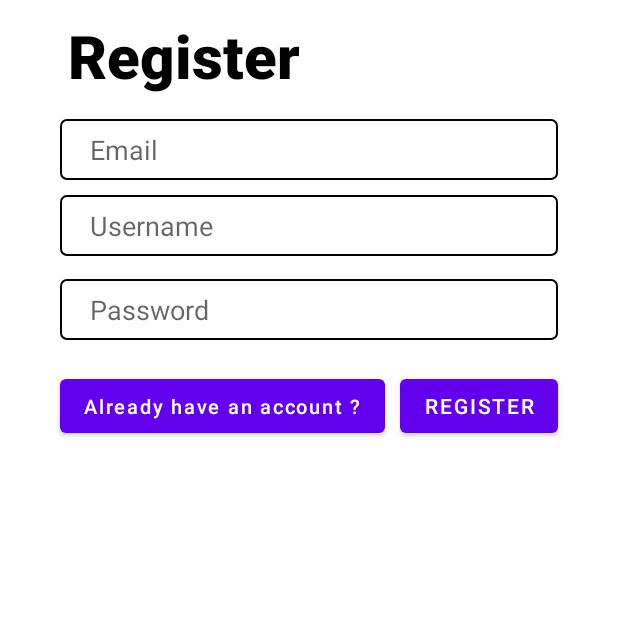
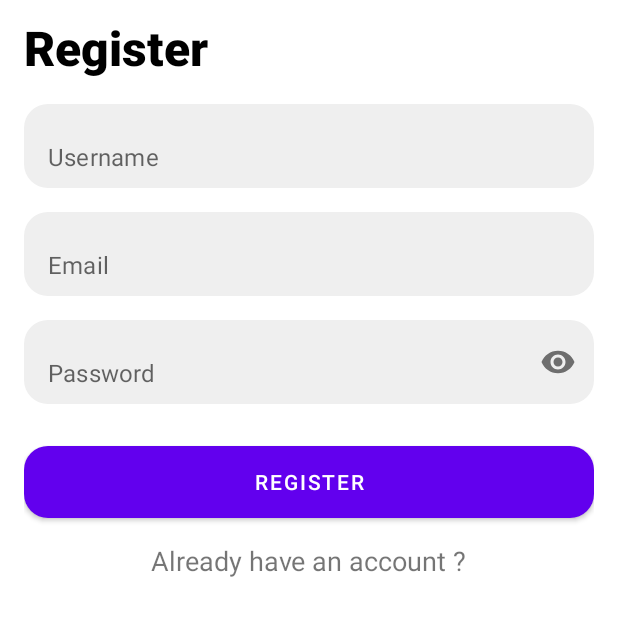
Before and after one commit to mrtriyadi/GameSuitVersion2, an Android app: the layout activity_register.xml on its own in the app's theme, with its tools: preview values and no code run, on a phone screen of 412 x 824 dp, the part 354-990 px from its top. Run offline under Robolectric (Android 15) with nearby library versions, the phone set to English and light mode, and no system bars.

Commit message:
set register activity

```diff
--- a/app/build.gradle
+++ b/app/build.gradle
@@ -36,6 +36,7 @@ android {
     buildFeatures{
         viewBinding true
     }
+
 }
 
 dependencies {
@@ -64,8 +65,9 @@ dependencies {
     implementation 'com.squareup.retrofit2:converter-gson:2.9.0'
 
     implementation("com.squareup.okhttp3:logging-interceptor:4.9.2")
-    implementation("com.squareup.okhttp3:okhttp:4.9.0")
+    implementation("com.squareup.okhttp3:okhttp:4.9.2")
     implementation("com.squareup.okhttp3:okhttp")
     implementation(platform("com.squareup.okhttp3:okhttp-bom:4.9.0"))
-    implementation("org.jetbrains.kotlinx:kotlinx-coroutines-android:1.3.9")
+    implementation("org.jetbrains.kotlinx:kotlinx-coroutines-android:1.5.2")
+    implementation "android.arch.lifecycle:extensions:1.1.1"
 }
--- a/app/src/main/AndroidManifest.xml
+++ b/app/src/main/AndroidManifest.xml
@@ -11,8 +11,10 @@
         android:roundIcon="@mipmap/ic_launcher_round"
         android:supportsRtl="true"
         android:theme="@style/Theme.GameSuitVer2">
-        <activity android:name=".view.activity.profile.ProfileActivity"></activity>
-        <activity android:name=".view.activity.auth.register.RegisterActivity" />
+        <activity android:name=".view.activity.profile.ProfileActivity" />
+        <activity android:name=".view.activity.auth.register.RegisterActivity"
+            android:theme="@style/Theme.GameSuitVer2.Light"
+            android:screenOrientation="portrait"/>
         <activity android:name=".view.activity.auth.login.LoginActivity" />
         <activity android:name=".view.activity.game.GameActivity" />
         <activity android:name=".view.activity.DashboardActivity" />
--- /dev/null
+++ b/app/src/main/res/drawable/bg_btn_primary.xml
@@ -0,0 +1,12 @@
+<?xml version="1.0" encoding="utf-8"?>
+<ripple xmlns:android="http://schemas.android.com/apk/res/android"
+    android:color="@color/white">
+
+    <item>
+        <shape android:shape="rectangle">
+            <solid android:color="@color/btn_primary"/>
+            <corners android:radius="16dp"/>
+        </shape>
+    </item>
+
+</ripple>
--- /dev/null
+++ b/app/src/main/res/drawable/bg_edit_text.xml
@@ -0,0 +1,8 @@
+<?xml version="1.0" encoding="utf-8"?>
+<shape xmlns:android="http://schemas.android.com/apk/res/android"
+    android:shape="rectangle">
+
+    <solid android:color="@color/bg_edit_text"/>
+    <corners android:radius="16dp"/>
+
+</shape>
--- a/app/src/main/res/layout/activity_register.xml
+++ b/app/src/main/res/layout/activity_register.xml
@@ -13,13 +13,14 @@
     <androidx.constraintlayout.widget.ConstraintLayout
         android:layout_width="match_parent"
         android:layout_height="wrap_content">
+
         <androidx.constraintlayout.widget.ConstraintLayout
-        app:layout_constraintTop_toTopOf="parent"
+            android:layout_width="0dp"
+            android:layout_height="700dp"
+            app:layout_constraintBottom_toBottomOf="parent"
             app:layout_constraintLeft_toLeftOf="parent"
             app:layout_constraintRight_toRightOf="parent"
-        app:layout_constraintBottom_toBottomOf="parent"
-        android:layout_width="0dp"
-        android:layout_height="700dp">
+            app:layout_constraintTop_toTopOf="parent">
 
             <ImageView
                 android:id="@+id/imageView"
@@ -34,103 +35,116 @@
                 app:srcCompat="@drawable/splash_screen2" />
 
             <TextView
-        android:id="@+id/registerLogo"
+                android:id="@+id/tvRegister"
                 android:layout_width="wrap_content"
                 android:layout_height="wrap_content"
                 android:layout_marginTop="10dp"
-        android:layout_marginStart="10dp"
+                android:fontFamily="sans-serif-black"
                 android:text="@string/register"
-        android:textSize="40sp"
-        android:fontFamily="sans-serif-black"
                 android:textColor="@color/black"
-        app:layout_constraintEnd_toEndOf="parent"
+                android:textSize="32sp"
                 app:layout_constraintHorizontal_bias="0.09"
                 app:layout_constraintStart_toStartOf="parent"
                 app:layout_constraintTop_toBottomOf="@+id/imageView"
                 app:layout_constraintVertical_bias="0.0" />
 
-    <EditText
-        android:id="@+id/etRegisterEmail"
-        android:layout_width="0dp"
-        android:layout_height="wrap_content"
-        android:layout_marginStart="24dp"
-        android:layout_marginTop="15dp"
-        android:layout_marginEnd="24dp"
-        android:paddingStart="20dp"
-        android:paddingEnd="0dp"
-        android:hint="@string/email"
-        android:background="@drawable/background_light"
-        android:textColor="@color/black"
-        android:imeActionLabel="Sign in"
-        android:imeOptions="actionDone"
-        android:inputType="textEmailAddress"
-        android:selectAllOnFocus="true"
-        app:layout_constraintEnd_toEndOf="parent"
-        app:layout_constraintStart_toStartOf="parent"
-        app:layout_constraintTop_toBottomOf="@+id/registerLogo" />
+            <com.google.android.material.textfield.TextInputLayout
+                android:id="@+id/tiUserName"
+                android:layout_width="match_parent"
+                android:layout_height="56dp"
+                android:layout_marginTop="16dp"
+                app:boxBackgroundMode="none"
+                app:hintEnabled="false"
+                app:layout_constraintTop_toBottomOf="@id/tvRegister">
 
                 <EditText
-        android:id="@+id/etRegisterUsername"
-        android:layout_width="0dp"
-        android:layout_height="wrap_content"
-        android:layout_marginStart="24dp"
-        android:layout_marginEnd="24dp"
-        android:paddingStart="20dp"
-        android:paddingEnd="0dp"
+                    android:id="@+id/etUserName"
+                    android:layout_width="match_parent"
+                    android:layout_height="match_parent"
+                    android:background="@drawable/bg_edit_text"
                     android:hint="@string/username"
                     android:inputType="text"
-        android:background="@drawable/background_light"
-        android:selectAllOnFocus="true"
-        android:layout_marginTop="10dp"
-        app:layout_constraintEnd_toEndOf="parent"
-        app:layout_constraintStart_toStartOf="parent"
-        app:layout_constraintTop_toBottomOf="@+id/etRegisterEmail" />
+                    android:paddingStart="16dp"
+                    android:paddingEnd="16dp" />
 
+            </com.google.android.material.textfield.TextInputLayout>
 
+            <com.google.android.material.textfield.TextInputLayout
+                android:id="@+id/tiEmail"
+                android:layout_width="match_parent"
+                android:layout_height="56dp"
+                android:layout_marginTop="16dp"
+                app:boxBackgroundMode="none"
+                app:hintEnabled="false"
+                app:layout_constraintTop_toBottomOf="@id/tiUserName">
 
                 <EditText
-        android:id="@+id/etRegisterPassword"
-        android:layout_width="0dp"
-        android:layout_height="wrap_content"
-        android:layout_marginStart="24dp"
-        android:layout_marginTop="15dp"
-        android:layout_marginEnd="24dp"
-        android:background="@drawable/background_light"
-        android:paddingStart="20dp"
-        android:paddingEnd="0dp"
+                    android:id="@+id/etEmail"
+                    android:layout_width="match_parent"
+                    android:layout_height="match_parent"
+                    android:background="@drawable/bg_edit_text"
+                    android:hint="@string/email"
+                    android:inputType="textEmailAddress"
+                    android:paddingStart="16dp"
+                    android:paddingEnd="16dp" />
+
+            </com.google.android.material.textfield.TextInputLayout>
+
+            <com.google.android.material.textfield.TextInputLayout
+                android:id="@+id/tiPassword"
+                android:layout_width="match_parent"
+                android:layout_height="56dp"
+                android:layout_marginTop="16dp"
+                app:boxBackgroundMode="none"
+                app:endIconMode="password_toggle"
+                app:hintEnabled="false"
+                app:layout_constraintTop_toBottomOf="@id/tiEmail">
+
+                <EditText
+                    android:id="@+id/etPassword"
+                    android:layout_width="match_parent"
+                    android:layout_height="match_parent"
+                    android:background="@drawable/bg_edit_text"
                     android:hint="@string/password"
-        android:textColor="@color/black"
-        android:imeActionLabel="Sign In"
-        android:imeOptions="actionDone"
                     android:inputType="textPassword"
-        android:selectAllOnFocus="true"
-        app:layout_constraintEnd_toEndOf="parent"
-        app:layout_constraintStart_toStartOf="parent"
-        app:layout_constraintTop_toBottomOf="@+id/etRegisterUsername" />
+                    android:paddingStart="16dp"
+                    android:paddingEnd="16dp" />
+
+            </com.google.android.material.textfield.TextInputLayout>
 
             <Button
-        android:id="@+id/goLoginButton"
+                android:id="@+id/btnRegister"
+                android:layout_width="match_parent"
+                android:layout_height="wrap_content"
+                android:layout_marginTop="28dp"
+                android:background="@drawable/bg_btn_primary"
+                android:text="@string/register"
+                android:textColor="@color/white"
+                app:layout_constraintTop_toBottomOf="@id/tiPassword" />
+
+            <TextView
+                android:id="@+id/tvHaveAccount"
                 android:layout_width="wrap_content"
                 android:layout_height="wrap_content"
-        android:layout_marginTop="20dp"
                 android:text="@string/already_have_an_account"
-        android:textAllCaps="false"
-        android:enabled="true"
-        android:textColor="@color/white"
-        android:textSize="13sp"
-        app:layout_constraintStart_toStartOf="@+id/etRegisterPassword"
-        app:layout_constraintTop_toBottomOf="@+id/etRegisterPassword" />
+                app:layout_constraintTop_toBottomOf="@id/btnRegister"
+                app:layout_constraintStart_toStartOf="parent"
+                app:layout_constraintEnd_toEndOf="parent"
+                android:layout_marginTop="16dp"
+                android:textSize="18sp" />
 
-    <Button
-        android:id="@+id/register"
+        </androidx.constraintlayout.widget.ConstraintLayout>
+
+        <ProgressBar
+            android:id="@+id/progressBar"
             android:layout_width="wrap_content"
             android:layout_height="wrap_content"
-        android:layout_marginTop="20dp"
-        android:enabled="true"
-        android:text="@string/register"
-        android:textColor="@color/white"
-        app:layout_constraintEnd_toEndOf="@+id/etRegisterPassword"
-        app:layout_constraintTop_toBottomOf="@+id/etRegisterPassword" />
+            android:visibility="gone"
+            app:layout_constraintTop_toTopOf="parent"
+            app:layout_constraintBottom_toBottomOf="parent"
+            app:layout_constraintEnd_toEndOf="parent"
+            app:layout_constraintStart_toStartOf="parent" />
+
     </androidx.constraintlayout.widget.ConstraintLayout>
-</androidx.constraintlayout.widget.ConstraintLayout>
+
 </ScrollView>
--- a/app/src/main/res/values/colors.xml
+++ b/app/src/main/res/values/colors.xml
@@ -7,4 +7,11 @@
     <color name="teal_700">#FF018786</color>
     <color name="black">#FF000000</color>
     <color name="white">#FFFFFFFF</color>
+
+    <color name="colorPrimary">#49A35A</color>
+    <color name="colorPrimaryDark">#381E72</color>
+    <color name="colorPrimaryLight">#7BD588</color>
+
+    <color name="btn_primary">#4F378B</color>
+    <color name="bg_edit_text">#EFEFEF</color>
 </resources>
--- a/app/src/main/res/values/strings.xml
+++ b/app/src/main/res/values/strings.xml
@@ -10,4 +10,7 @@
     <string name="password">Password</string>
     <string name="username">Username</string>
     <string name="already_have_an_account">Already have an account ?</string>
+    <string name="field_required">Harap diisi</string>
+    <string name="input_invalid">Masukkan lebih dari 6 huruf</string>
+    <string name="email_invalid">Email tidak valid</string>
 </resources>
--- a/app/src/main/res/values/themes.xml
+++ b/app/src/main/res/values/themes.xml
@@ -13,4 +13,14 @@
         <item name="android:statusBarColor" tools:targetApi="l">?attr/colorPrimaryVariant</item>
         <!-- Customize your theme here. -->
     </style>
+
+    <style name="Theme.GameSuitVer2.Light" parent="Theme.AppCompat.Light.NoActionBar">
+        <!-- Primary brand color. -->
+        <item name="colorPrimary">@color/colorPrimary</item>
+        <item name="colorPrimaryVariant">@color/colorPrimaryDark</item>
+        <item name="colorOnPrimary">@color/white</item>
+        <!-- Status bar color. -->
+        <item name="android:statusBarColor" tools:targetApi="l">?attr/colorPrimaryVariant</item>
+        <!-- Customize your theme here. -->
+    </style>
 </resources>
--- a/gradle.properties
+++ b/gradle.properties
@@ -17,3 +17,4 @@ org.gradle.jvmargs=-Xmx2048m -Dfile.encoding=UTF-8
 android.useAndroidX=true
 # Kotlin code style for this project: "official" or "obsolete":
 kotlin.code.style=official
+android.enableJetifier=true
```
Also changed, not shown: app/src/main/java/com/app/gamesuitver2/repository/RegisterRepository.kt (added, +10 -0 lines), app/src/main/java/com/app/gamesuitver2/service/WebService.kt (+30 -10 lines), app/src/main/java/com/app/gamesuitver2/view/activity/auth/login/LoginActivity.kt (+8 -0 lines), app/src/main/java/com/app/gamesuitver2/view/activity/auth/register/RegisterActivity.kt (+85 -1 lines), app/src/main/java/com/app/gamesuitver2/view/activity/auth/register/model/Register.kt (+10 -3 lines), app/src/main/java/com/app/gamesuitver2/view/activity/auth/register/viewmodel/RegisterViewModel.kt (added, +44 -0 lines), app/src/main/java/com/app/gamesuitver2/view/activity/auth/register/viewmodel/RegisterViewModelFactory.kt (added, +18 -0 lines). Lines whose indentation alone changed are shown as unchanged.
